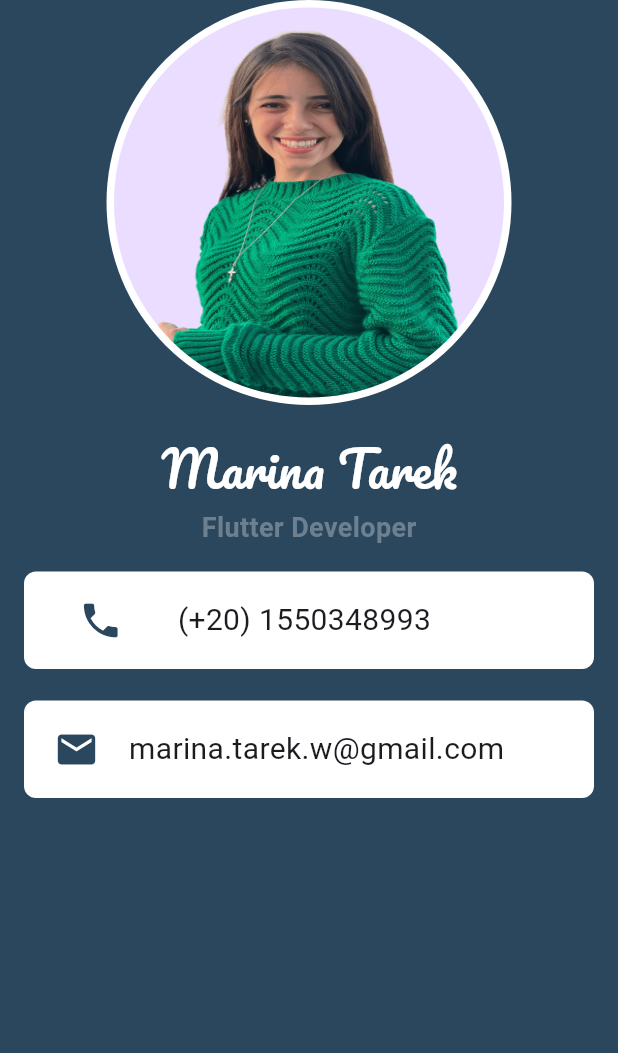
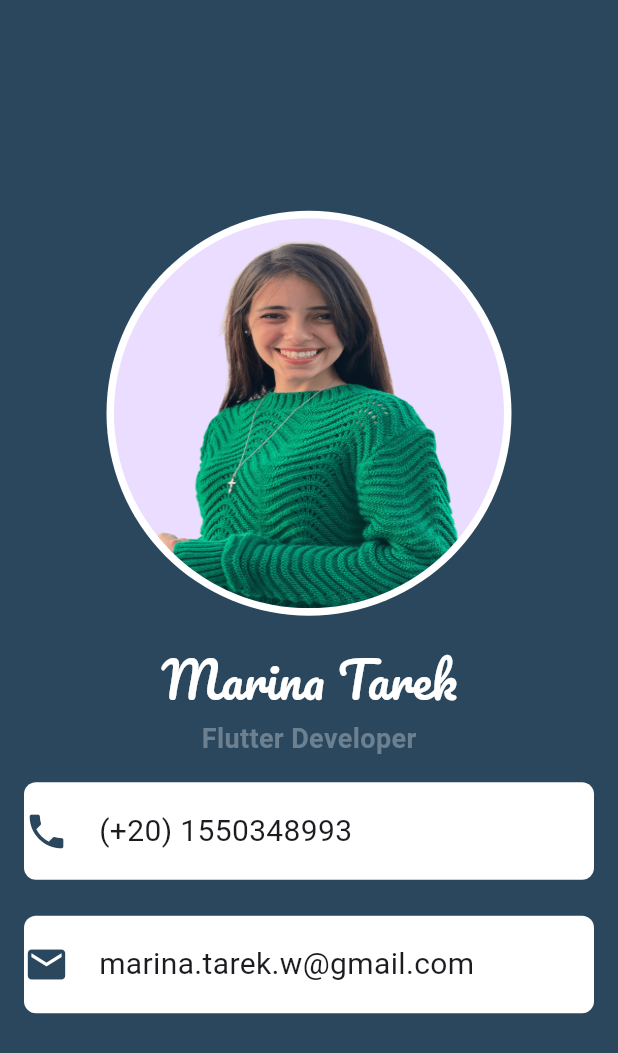
Before and after one commit to Marina-tarek/Business_Card_App_By_Flutter, a Flutter app: the screen it shows after launch, on a phone screen of 412 x 824 dp. Shown: the top 1053 px of the screen. Run offline on Flutter 3.47's test engine with Material 3 defaults, Android fonts, the phone set to English and light mode, and no system bars.

Commit message:
fourth commit

```diff
--- a/lib/main.dart
+++ b/lib/main.dart
@@ -13,7 +13,7 @@ class BusinessCardApp extends StatelessWidget {
       home: Scaffold(
         backgroundColor: Color(0xFF2B475E),
         body: Column(
-          // mainAxisAlignment: MainAxisAlignment.spaceBetween,
+          mainAxisAlignment: MainAxisAlignment.center,
           // crossAxisAlignment: CrossAxisAlignment.stretch,
           children: [
             // Container(
@@ -46,7 +46,6 @@ class BusinessCardApp extends StatelessWidget {
                     image: DecorationImage(
                       image: AssetImage("images/profile.png"),
                       fit: BoxFit.fill,
-                      // alignment: Alignment(0, 0.3), // نزول لتحت (غيري الرقم حسب اللي محتاجة)
                     ),
                   ),
                 ),
@@ -88,18 +87,18 @@ class BusinessCardApp extends StatelessWidget {
                   // mainAxisAlignment: MainAxisAlignment.spaceEvenly,
 
                   children: [
-                    Spacer(flex: 1,),
                     Icon(Icons.phone, size: 30, color: Color(0xFF2B475E),),
-                    Spacer(flex: 1),
-                    Text("(+20) 1550348993", style: TextStyle(fontSize: 20),),
-                    Spacer(flex: 3,)
+                    Padding(
+                      padding: const EdgeInsets.only(left: 20),
+                      child: Text("(+20) 1550348993", style: TextStyle(fontSize: 20),),
+                    ),
+
                   ],
                 ),
               ),
             ),
                         Padding(
-              padding: const EdgeInsets.only(top: 5,left: 16,right: 16),
-
+              padding: EdgeInsets.symmetric(horizontal: 16 ,vertical: 8),
               child: Container(
                 height: 65,
                 decoration: BoxDecoration(
@@ -107,14 +106,15 @@ class BusinessCardApp extends StatelessWidget {
                   color: Colors.white,
                 ),
                 child: Row(
-                  // mainAxisAlignment: MainAxisAlignment.spaceEvenly,
 
                   children: [
-                    Spacer(flex: 1,),
                     Icon(Icons.mail, size: 30, color: Color(0xFF2B475E),),
-                    Spacer(flex: 1),
-                    Text("marina.tarek.w@gmail.com", style: TextStyle(fontSize: 20),),
-                    Spacer(flex: 3,)
+
+                      Padding(
+                        padding: const EdgeInsets.only(left: 20),
+                        child: Text("marina.tarek.w@gmail.com", style: TextStyle(fontSize: 20),),
+                      ),
+
                   ],
                 ),
               ),
--- a/pubspec.yaml
+++ b/pubspec.yaml
@@ -34,6 +34,7 @@ dependencies:
   # The following adds the Cupertino Icons font to your application.
   # Use with the CupertinoIcons class for iOS style icons.
   cupertino_icons: ^1.0.8
+  firebase_core: ^4.1.1
 
 dev_dependencies:
   flutter_test:
```
Also changed, not shown: pubspec.lock, 3 other files.
